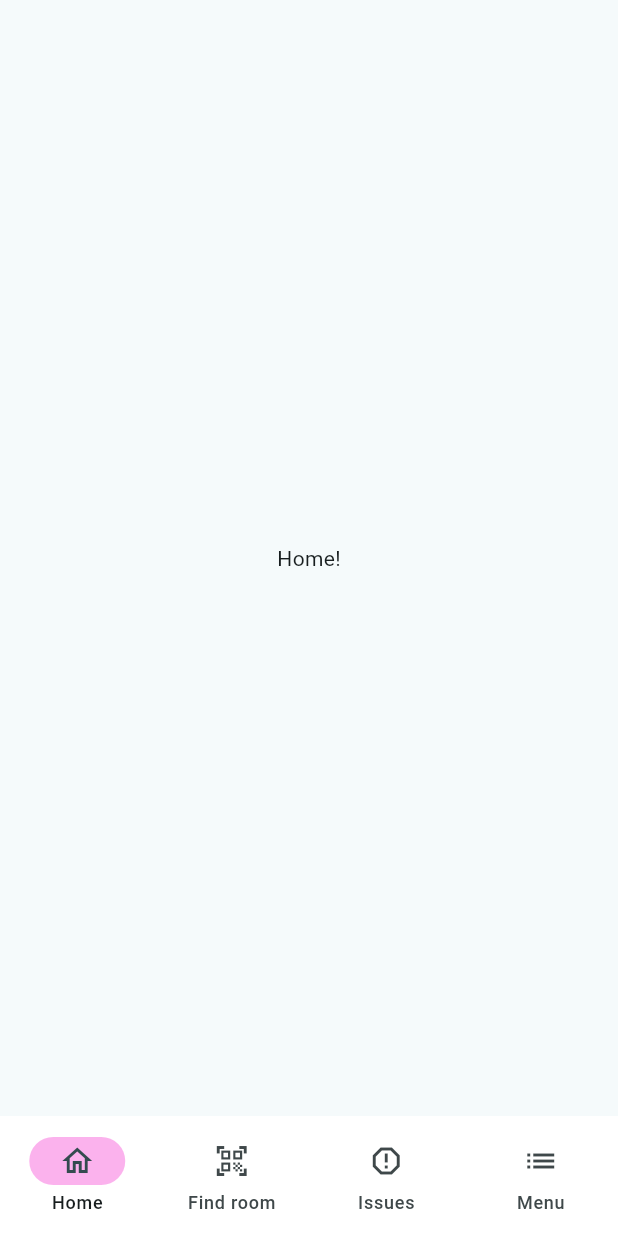
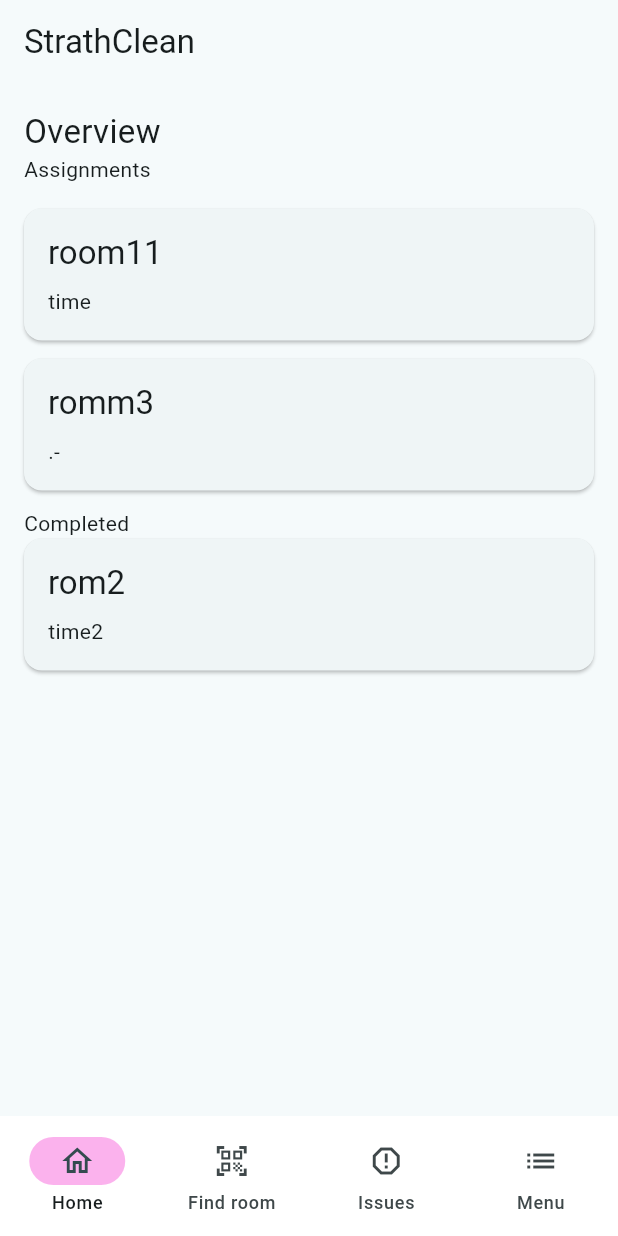
Before and after one commit to teuos/StrathClean, a Flutter app: the HomePage screen opened directly, on a phone screen of 412 x 824 dp. Run offline on Flutter 3.47's test engine with Material 3 defaults, Android fonts, the phone set to English and light mode, and no system bars; missing offline and left inert: mobile_scanner.

Commit message:
added home page

```diff
--- a/frontend/lib/features/pages/home.dart
+++ b/frontend/lib/features/pages/home.dart
@@ -1,6 +1,26 @@
 import 'package:flutter/material.dart';
 
+import 'package:strath_clean/widgets/infoCard.dart';
 import 'package:strath_clean/widgets/navbar.dart';
+import 'package:strath_clean/widgets/auditInfo.dart';
+
+final List<AuditInfo> homeCards = [
+  AuditInfo(
+    roomId: 'room11',
+    time: 'time',
+    completed: false,
+  ),
+  AuditInfo(
+    roomId: 'rom2',
+    time: 'time2',
+    completed: true,
+  ),
+  AuditInfo(
+    roomId: 'romm3',
+    time: '.-',
+    completed: false,
+  )
+];
 
 class HomePage extends StatelessWidget {
   const HomePage({super.key});
@@ -8,10 +28,30 @@ class HomePage extends StatelessWidget {
   @override
   Widget build(BuildContext context) {
     return Scaffold(
-      body: const Center(child: Text('Home!')),
-      bottomNavigationBar: const AppNavBar(currentIndex: 0)
+      appBar: AppBar(title: const Text('StrathClean')),
+      body: ListView(
+        padding: const EdgeInsets.all(16),
+        children: [
+          const Text(
+            'Overview',
+            style: TextStyle(fontSize: 22)
+          ),
+          const Text(
+            'Assignments'
+          ),
+          const SizedBox(height: 16),
+          for (final card in homeCards)
+            if (!card.completed)
+              InfoCard(roomId: card.roomId, time: card.time),
+          const Text (
+            'Completed'
+          ),
+          for (final card in homeCards)
+            if (card.completed)
+              InfoCard(roomId: card.roomId, time: card.time),
+        ],
+      ),
+      bottomNavigationBar: const AppNavBar(currentIndex: 0),
     );
   }
-
-
 }
--- a/frontend/lib/features/pages/menu.dart
+++ b/frontend/lib/features/pages/menu.dart
@@ -17,6 +17,11 @@ Widget build(BuildContext context) {
         child: Column(
           crossAxisAlignment: CrossAxisAlignment.stretch,
           children: [
+            const Text(
+              'Menu',
+              style: TextStyle(fontSize: 28, fontWeight: FontWeight.bold),
+            ),
+            const SizedBox(height: 24),
             DecoratedBox(
               decoration: const BoxDecoration(
                 gradient: brandGradient,
--- /dev/null
+++ b/frontend/lib/widgets/auditInfo.dart
@@ -0,0 +1,14 @@
+class AuditInfo {
+  AuditInfo({
+    required this.roomId,
+    required this.time,
+    this.roomType = 'Lecture Hall',
+    this.completed = false
+    }
+  );
+
+  final String roomId;
+  final String time;
+  final String roomType;
+  bool completed;
+}
--- /dev/null
+++ b/frontend/lib/widgets/infoCard.dart
@@ -0,0 +1,26 @@
+import 'package:flutter/material.dart';
+
+class InfoCard extends StatelessWidget {
+  const InfoCard({super.key, required this.roomId, required this.time});
+
+  final String roomId;
+  final String time;
+
+  @override
+  Widget build(BuildContext context) {
+    return Card(
+      margin: const EdgeInsets.only(bottom: 12),
+      child: Padding(
+        padding: const EdgeInsets.all(16),
+        child: Column(
+          crossAxisAlignment: CrossAxisAlignment.start,
+          children: [
+            Text(roomId, style: Theme.of(context).textTheme.titleLarge),
+            const SizedBox(height: 8),
+            Text(time, style: Theme.of(context).textTheme.bodyMedium),
+          ],
+        ),
+      ),
+    );
+  }
+}
```
Also changed, not shown: frontend/lib/features/pages/findroom.dart (+6 -9 lines).
